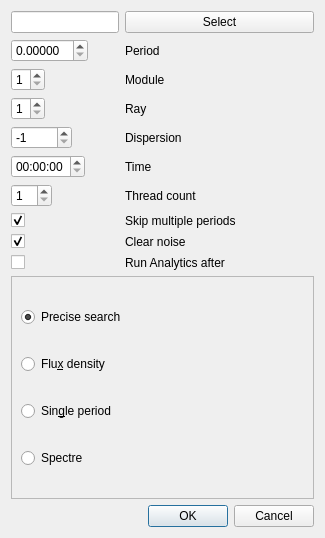
First picture: the form in src/precisesearchgui.ui, repository vtyulb/BSA-Analytics, before the edit.
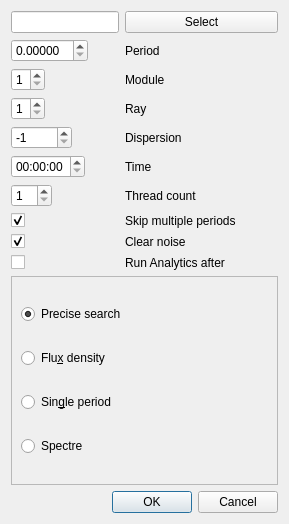
Second picture: the form after the edit.

The edit to the form file:
```diff
--- a/src/precisesearchgui.ui
+++ b/src/precisesearchgui.ui
@@ -6,8 +6,8 @@
    <rect>
     <x>0</x>
     <y>0</y>
-    <width>325</width>
-    <height>538</height>
+    <width>289</width>
+    <height>524</height>
    </rect>
   </property>
   <property name="windowTitle">
```
